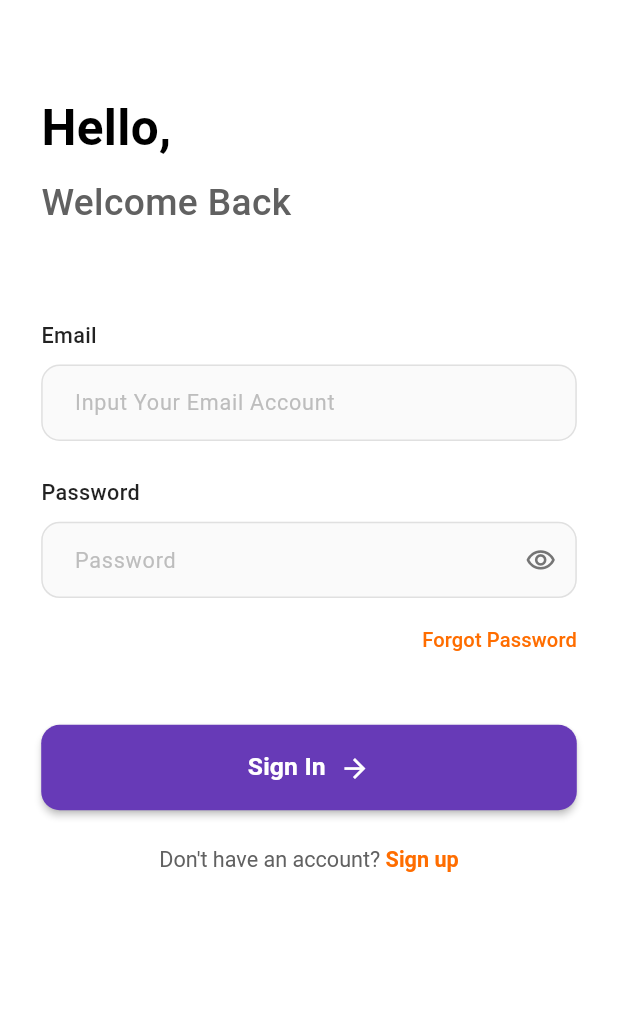
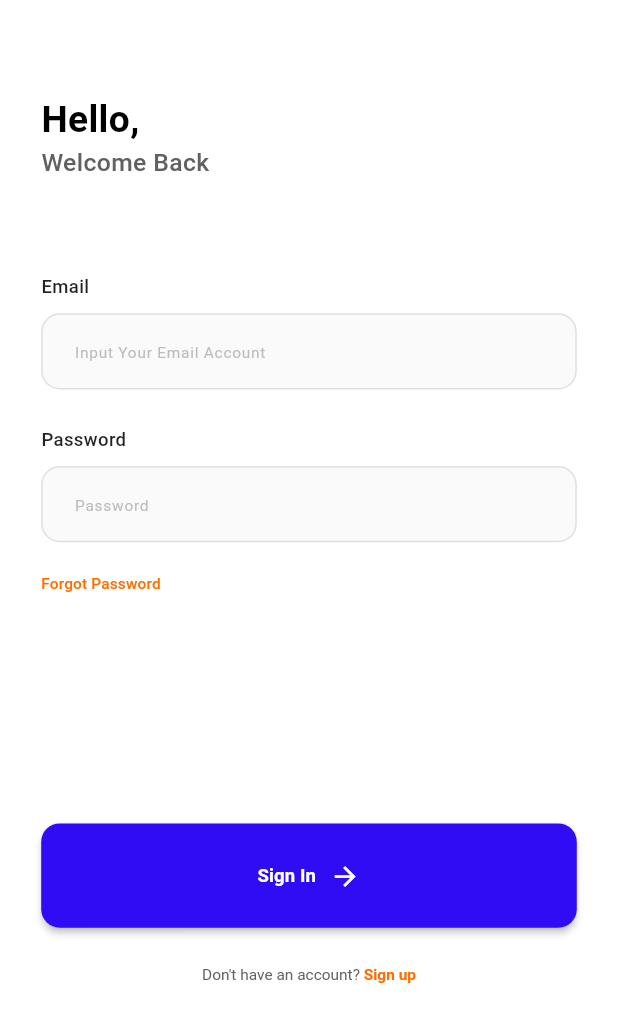
Before and after one commit to AlghifariiNizar/uas_kel7, a Flutter app: the screen it shows after launch, on a phone screen of 412 x 824 dp. Shown: the top 1022 px of the screen. Run offline on Flutter 3.47's test engine with Material 3 defaults, Android fonts, the phone set to English and light mode, and no system bars; our stand-ins replace flutter_screenutil, go_router; Roboto replaces fonts that are missing (Poppins).

Commit message:
perbaikan desain login screen

```diff
--- a/lib/views/login_screen.dart
+++ b/lib/views/login_screen.dart
@@ -14,7 +14,6 @@ class LoginScreen extends StatefulWidget {
 class _LoginScreenState extends State<LoginScreen> {
   final TextEditingController _emailController = TextEditingController();
   final TextEditingController _passwordController = TextEditingController();
-  bool _isPasswordVisible = false;
 
   @override
   void dispose() {
@@ -63,18 +62,15 @@ class _LoginScreenState extends State<LoginScreen> {
               Text(
                 'Hello,',
                 style: TextStyle(
-                  fontSize: 32.sp,
+                  fontSize: 24.sp,
                   fontWeight: FontWeight.bold,
                   color: Colors.black,
                 ),
               ),
-              SizedBox(height: 8.h),
-
-              // Teks "Welcome Back"
               Text(
                 'Welcome Back',
                 style: TextStyle(
-                  fontSize: 24.sp,
+                  fontSize: 16.sp,
                   fontWeight: FontWeight.w500,
                   color: Colors.grey[700],
                 ),
@@ -85,7 +81,7 @@ class _LoginScreenState extends State<LoginScreen> {
               Text(
                 'Email',
                 style: TextStyle(
-                  fontSize: 14.sp,
+                  fontSize: 12.sp,
                   fontWeight: FontWeight.w500,
                   color: Colors.black87,
                 ),
@@ -97,7 +93,7 @@ class _LoginScreenState extends State<LoginScreen> {
                 keyboardType: TextInputType.emailAddress,
                 decoration: InputDecoration(
                   hintText: 'Input Your Email Account',
-                  hintStyle: TextStyle(color: Colors.grey[400], fontSize: 14.sp),
+                  hintStyle: TextStyle(color: Colors.grey[400], fontSize: 10.sp),
                   filled: true,
                   fillColor: Colors.grey[50], // Warna fill sedikit abu-abu
                   contentPadding: EdgeInsets.symmetric(horizontal: 16.w, vertical: 14.h),
@@ -122,7 +118,7 @@ class _LoginScreenState extends State<LoginScreen> {
               Text(
                 'Password',
                 style: TextStyle(
-                  fontSize: 14.sp,
+                  fontSize: 12.sp,
                   fontWeight: FontWeight.w500,
                   color: Colors.black87,
                 ),
@@ -131,10 +127,9 @@ class _LoginScreenState extends State<LoginScreen> {
               // TextField Password
               TextField(
                 controller: _passwordController,
-                obscureText: !_isPasswordVisible,
                 decoration: InputDecoration(
                   hintText: 'Password',
-                  hintStyle: TextStyle(color: Colors.grey[400], fontSize: 14.sp),
+                  hintStyle: TextStyle(color: Colors.grey[400], fontSize: 10.sp),
                   filled: true,
                   fillColor: Colors.grey[50],
                   contentPadding: EdgeInsets.symmetric(horizontal: 16.w, vertical: 14.h),
@@ -150,25 +145,13 @@ class _LoginScreenState extends State<LoginScreen> {
                     borderRadius: BorderRadius.circular(12.r),
                     borderSide: BorderSide(color: Colors.deepPurple, width: 1.5),
                   ),
-                  suffixIcon: IconButton(
-                    icon: Icon(
-                      _isPasswordVisible ? Icons.visibility_off_outlined : Icons.visibility_outlined,
-                      color: Colors.grey[600],
-                      size: 20.sp,
-                    ),
-                    onPressed: () {
-                      setState(() {
-                        _isPasswordVisible = !_isPasswordVisible;
-                      });
-                    },
-                  ),
                 ),
                 style: TextStyle(fontSize: 14.sp, color: Colors.black87),
               ),
               SizedBox(height: 12.h),
 
               Align(
-                alignment: Alignment.centerRight,
+                alignment: Alignment.centerLeft,
                 child: TextButton(
                   onPressed: _handleForgotPassword,
                   style: TextButton.styleFrom(
@@ -179,34 +162,36 @@ class _LoginScreenState extends State<LoginScreen> {
                   child: Text(
                     'Forgot Password',
                     style: TextStyle(
-                      fontSize: 13.sp,
+                      fontSize: 10.sp,
                       color: Colors.orangeAccent[700],
                       fontWeight: FontWeight.w500,
                     ),
                   ),
                 ),
               ),
-              SizedBox(height: 40.h),
+              SizedBox(height: 140.h),
 
               SizedBox(
                 width: double.infinity,
                 child: ElevatedButton(
                   onPressed: _handleLogin,
                   style: ElevatedButton.styleFrom(
-                    backgroundColor: Colors.deepPurple,
+                    backgroundColor: const Color.fromARGB(255, 47, 12, 243),
                     padding: EdgeInsets.symmetric(vertical: 16.h),
                     shape: RoundedRectangleBorder(
                       borderRadius: BorderRadius.circular(12.r),
                     ),
                     elevation: 2,
                   ),
+                  child: Padding(
+                    padding: const EdgeInsets.all(8.0),
                     child: Row(
                       mainAxisAlignment: MainAxisAlignment.center,
                       children: [
                         Text(
                           'Sign In',
                           style: TextStyle(
-                          fontSize: 16.sp,
+                            fontSize: 12.sp,
                             fontWeight: FontWeight.bold,
                             color: Colors.white,
                           ),
@@ -214,6 +199,7 @@ class _LoginScreenState extends State<LoginScreen> {
                         SizedBox(width: 8.w),
                         Icon(Icons.arrow_forward, color: Colors.white, size: 20.sp),
                       ],
+                    ),
                   ),
                 ),
               ),
@@ -225,14 +211,14 @@ class _LoginScreenState extends State<LoginScreen> {
                   text: TextSpan(
                     text: "Don't have an account? ",
                     style: TextStyle(
-                      fontSize: 14.sp,
+                      fontSize: 10.sp,
                       color: Colors.grey[700],
                     ),
                     children: [
                       TextSpan(
                         text: 'Sign up',
                         style: TextStyle(
-                          fontSize: 14.sp,
+                          fontSize: 10.sp,
                           color: Colors.orangeAccent[700],
                           fontWeight: FontWeight.bold,
                         ),
```
Lines whose indentation alone changed are shown as unchanged.
